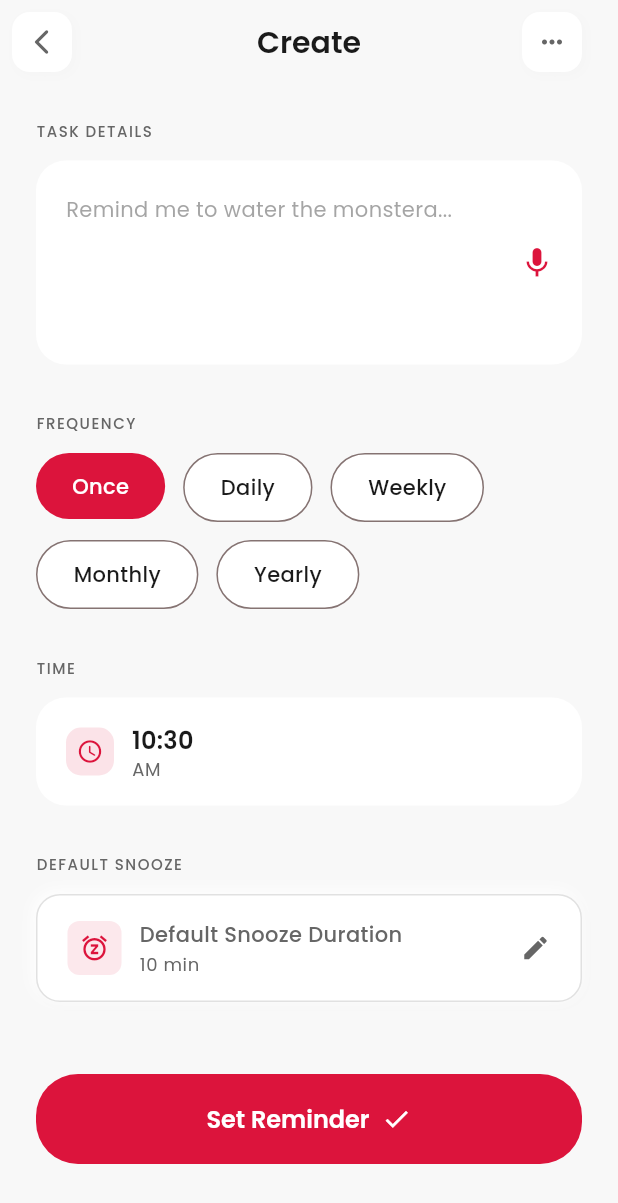
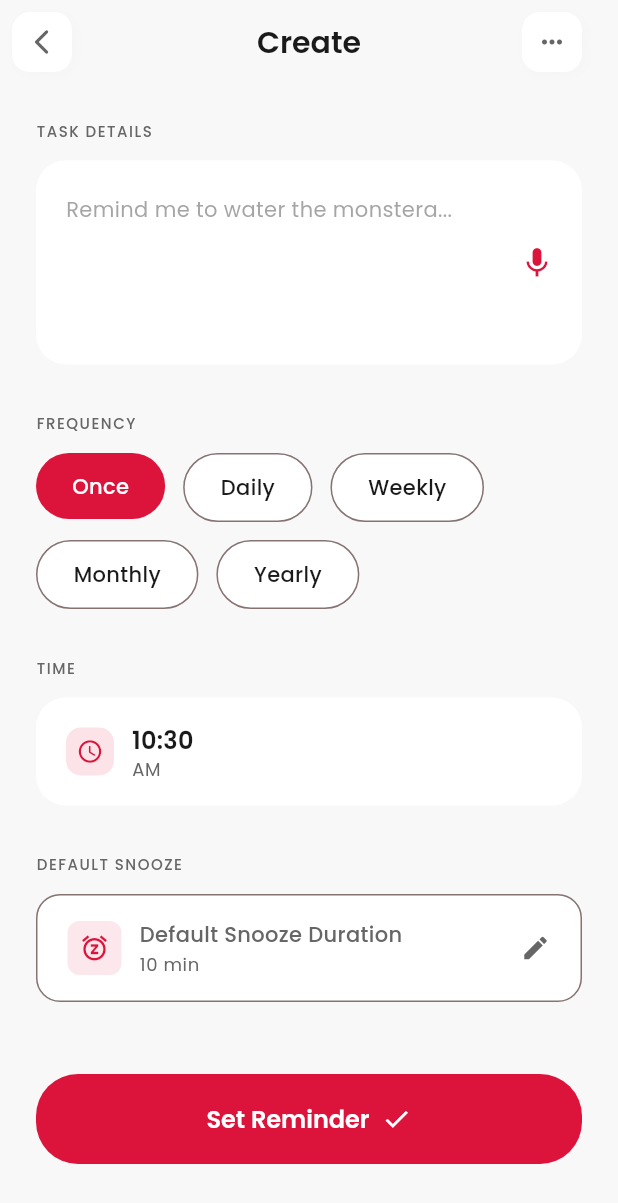
Before and after one commit to Mathew222/Ping, a Flutter app: the CreateReminderScreen screen opened by its route, on a phone screen of 412 x 824 dp. Shown: the top 1203 px of the screen. Run offline on Flutter 3.47's test engine with Material 3 defaults, Android fonts, the phone set to English and light mode, and no system bars; drawn by our look-alikes of flutter_animate; our stand-ins replace flutter_local_notifications, flutter_riverpod, go_router, google_fonts, shared_preferences, supabase_flutter and 1 more; accounts and stored records are empty.

Commit message:
fix: removed excessive glow effect from snooze duration picker

```diff
--- a/lib/features/reminders/presentation/screens/create_reminder_screen.dart
+++ b/lib/features/reminders/presentation/screens/create_reminder_screen.dart
@@ -268,20 +268,8 @@ class _CreateReminderScreenState extends ConsumerState<CreateReminderScreen> {
           color: Theme.of(context).cardColor,
           borderRadius: BorderRadius.circular(16),
           border: Border.all(
-            color: PingTheme.textSecondary.withAlpha(50),
+            color: Theme.of(context).dividerColor,
           ),
-          boxShadow: [
-            BoxShadow(
-              color: PingTheme.shadowDark.withAlpha(25),
-              offset: const Offset(2, 2),
-              blurRadius: 8,
-            ),
-            BoxShadow(
-              color: PingTheme.shadowLight,
-              offset: const Offset(-2, -2),
-              blurRadius: 8,
-            ),
-          ],
         ),
         child: Row(
           mainAxisAlignment: MainAxisAlignment.spaceBetween,
```
